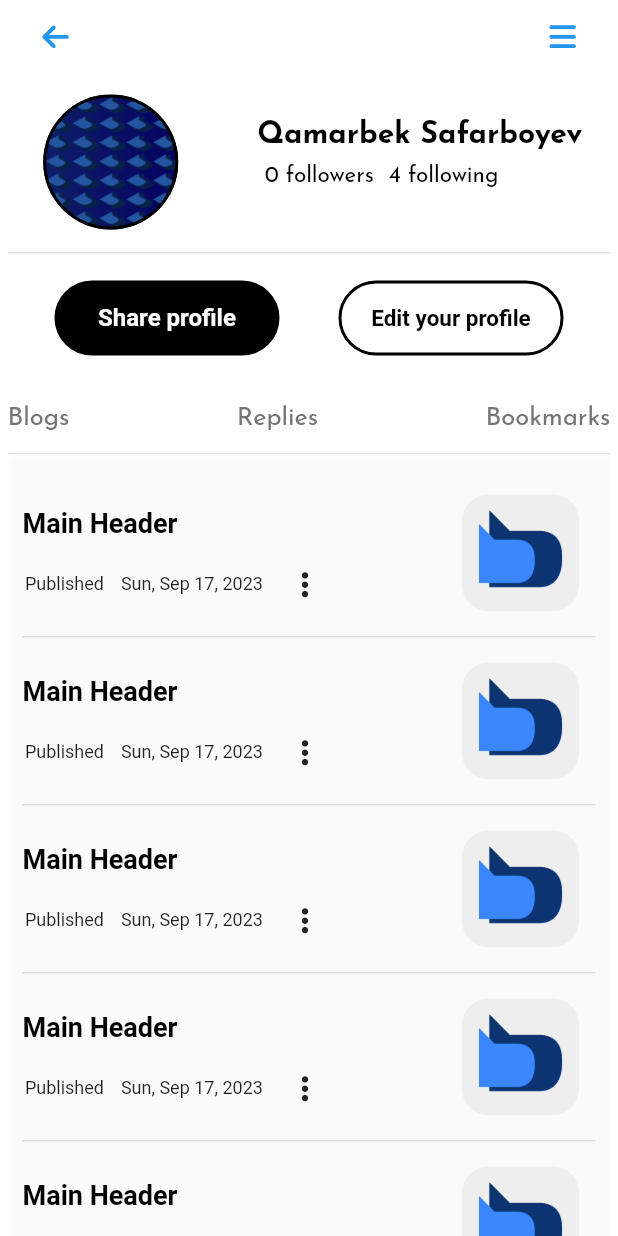
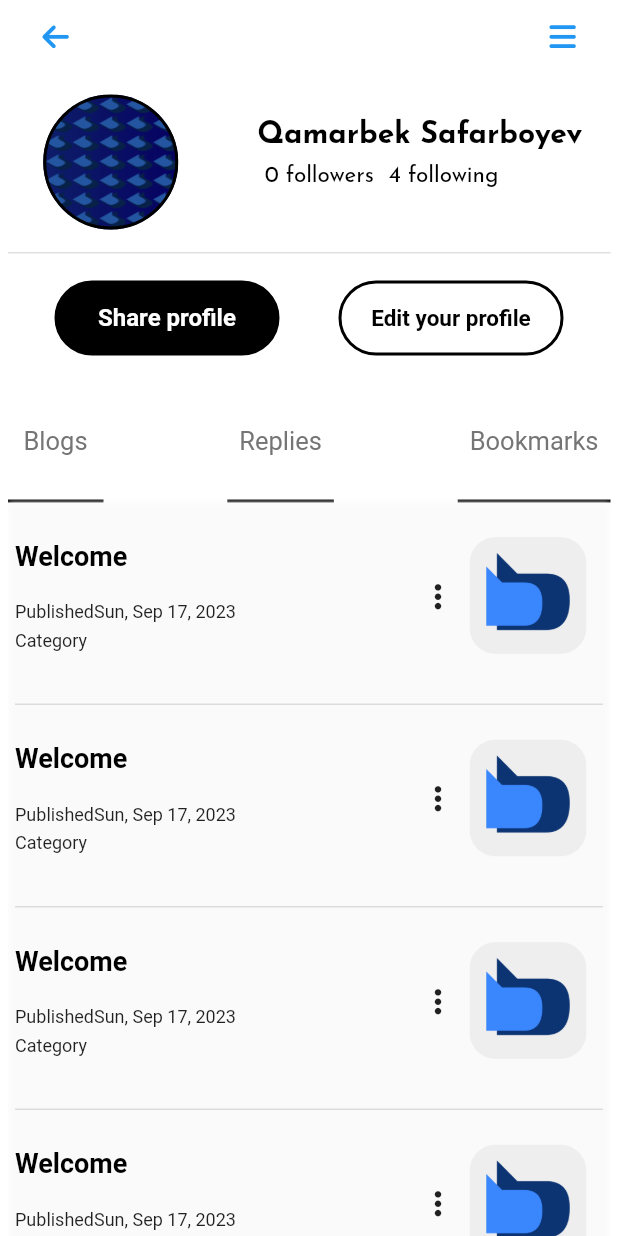
Before and after one commit to qamarbek0120/BlogBoss, a Flutter app: the ProfilePage screen opened directly, on a phone screen of 412 x 824 dp. Run offline on Flutter 3.47's test engine with Material 2 defaults, Android fonts, the phone set to English and light mode, and no system bars; our stand-ins replace bootstrap_icons, font_awesome_flutter, google_fonts; missing offline and left inert: dart:ffi.

Commit message:
Profile page

```diff
--- a/lib/constants.dart
+++ b/lib/constants.dart
@@ -1,5 +1,6 @@
 import 'dart:ui';
 import 'package:flutter/material.dart';
+import 'package:intl/intl.dart';
 
 const kTitleTextStyle = TextStyle(
   color: Colors.black,
@@ -49,3 +50,4 @@ const secondarystatusStyle = TextStyle(
 const kPrimaryColor = Color(0xff4f85f6);
 const kSecondaryColor = Color(0xff18336f);
 const kBackgroundColor = Color(0xffefefef);
+String formattedDate = DateFormat.yMMMEd().format(DateTime.now());
--- a/lib/screens/components/blogs.dart
+++ b/lib/screens/components/blogs.dart
@@ -22,11 +22,13 @@ class Blogs extends StatelessWidget {
         padding: const EdgeInsets.symmetric(vertical: 15.0),
         child: Column(
           children: [
-            Row(
+            Padding(
+              padding: const EdgeInsets.only(bottom: 10.0),
+              child: Row(
                 mainAxisAlignment: MainAxisAlignment.spaceBetween,
                 children: <Widget>[
                   Column(
-                  crossAxisAlignment: CrossAxisAlignment.start,
+                    crossAxisAlignment: CrossAxisAlignment.center,
                     children: <Widget>[
                       Padding(
                         padding: const EdgeInsets.symmetric(vertical: 10.0),
@@ -45,8 +47,10 @@ class Blogs extends StatelessWidget {
                         padding: const EdgeInsets.symmetric(vertical: 10.0),
                         child: Container(
                           width: 200,
-                        child: Row(
-                          mainAxisAlignment: MainAxisAlignment.spaceAround,
+                          child: Column(
+                            children: [
+                              Row(
+                                mainAxisAlignment: MainAxisAlignment.start,
                                 children: [
                                   Text(
                                     'Published',
@@ -56,9 +60,6 @@ class Blogs extends StatelessWidget {
                                         fontFamily: 'sans-serif'
                                     ),
                                   ),
-                            SizedBox(
-                              width: 5,
-                            ),
                                   Text(
                                     formattedDate,
                                     style: TextStyle(
@@ -67,15 +68,22 @@ class Blogs extends StatelessWidget {
                                         fontFamily: 'sans-serif'
                                     ),
                                   ),
+                                ],
+                              ),
+                              SizedBox(
+                                height: 5,
+                              ),
                               Row(
+                                mainAxisAlignment: MainAxisAlignment.start,
                                 children: [
-                                Padding(
-                                  padding: const EdgeInsets.only(left: 15.0),
-                                  child: Icon(
-                                    FontAwesomeIcons.ellipsisVertical,
-                                    size: 20,
+                                  Text(
+                                    'Category',
+                                    style: TextStyle(
+                                        fontWeight: FontWeight.normal,
+                                        fontSize: 12,
+                                        fontFamily: 'sans-serif'
                                     ),
-                                ),
+                                  )
                                 ],
                               )
                             ],
@@ -83,6 +91,15 @@ class Blogs extends StatelessWidget {
                         ),
                       )
                     ],
+                  ),
+                  Row(
+                    children: <Widget>[
+                      Padding(
+                        padding: const EdgeInsets.only(left: 15.0),
+                        child: Icon(
+                          FontAwesomeIcons.ellipsisVertical,
+                          size: 20,
+                        ),
                       ),
                       Container(
                         width: 100,
@@ -96,6 +113,10 @@ class Blogs extends StatelessWidget {
                         ),
                       ),
                     ],
+                  )
+
+                ],
+              ),
             ),
           ],
         ),
--- a/lib/screens/components/essentials.dart
+++ b/lib/screens/components/essentials.dart
@@ -1,20 +1,120 @@
+import 'package:boss_blog/screens/components/blogs.dart';
 import 'package:flutter/material.dart';
 import 'package:boss_blog/constants.dart';
-class Essentials extends StatelessWidget {
-  Essentials({required this.text});
-  final String text;
+import 'package:boss_blog/screens/components/blogs.dart';
+
+
+
+
+class PageOne extends StatelessWidget {
+  const PageOne({super.key});
+
 
   @override
   Widget build(BuildContext context) {
     return Container(
+      child: SingleChildScrollView(scrollDirection: Axis.vertical,
+        child: Padding(
+          padding: const EdgeInsets.symmetric(horizontal: 5.0),
+          child: Column(
+            children: <Widget>[
+              Blogs(
+                formattedDate: formattedDate,
+                header: 'Welcome',
+                image: 'images/logo1.png',
+              ),
+              Blogs(
+                formattedDate: formattedDate,
+                header: 'Welcome',
+                image: 'images/logo1.png',
+              ),
+              Blogs(
+                formattedDate: formattedDate,
+                header: 'Welcome',
+                image: 'images/logo1.png',
+              ),
+              Blogs(
+                formattedDate: formattedDate,
+                header: 'Welcome',
+                image: 'images/logo1.png',
+              ),
+              Blogs(
+                formattedDate: formattedDate,
+                header: 'Welcome',
+                image: 'images/logo1.png',
+              ),
+              Blogs(
+                formattedDate: formattedDate,
+                header: 'Welcome',
+                image: 'images/logo1.png',
+              ),
+            ],
+          ),
+        ),
+      )
+
+    );
+  }
+}
+class PageTwo extends StatelessWidget {
+  const PageTwo({super.key});
+
+  @override
+  Widget build(BuildContext context) {
+    return Container(
+      alignment: Alignment.center,
+      color: Colors.red,
+      child: Text(
+        'Two',style: TextStyle(color: Colors.white, fontSize: 40),
+      ),
+    );
+  }
+}
+class PageThree extends StatelessWidget {
+  const PageThree({super.key});
+
+  @override
+  Widget build(BuildContext context) {
+    return Container(
+      alignment: Alignment.center,
+      color: Colors.green,
+      child: Text(
+        'Three',style: TextStyle(color: Colors.white, fontSize: 40),
+      ),
+    );;
+  }
+}
+
+
+
+class Essentials extends StatelessWidget {
+  Essentials({required this.text, required this.onPressed});
+  final String text;
+  final void Function()? onPressed;
+  final controller = PageController(initialPage: 0);
+
+  @override
+  Widget build(BuildContext context) {
+    return Container(
+      decoration: BoxDecoration(
+        border: Border(
+          bottom: BorderSide(
+            width: 2,
+            color: Colors.black
+          )
+        )
+      ),
       child: Padding(
         padding: const EdgeInsets.only(top: 15.0, bottom: 15.0),
+        child: TextButton(
+          onPressed: onPressed,
           child: Text(text, style: secondarystatusStyle.copyWith(
               fontSize: 17,
               fontWeight: FontWeight.normal,
               color: Colors.grey.shade600
           )),
         ),
+      ),
     );
   }
 }
--- a/lib/screens/main_pages/profile_screen.dart
+++ b/lib/screens/main_pages/profile_screen.dart
@@ -12,7 +12,14 @@ class ProfilePage extends StatefulWidget {
   @override
   State<ProfilePage> createState() => _ProfilePageState();
 }
-String formattedDate = DateFormat.yMMMEd().format(DateTime.now());
+
+int _activePage = 0;
+final List<Widget> _pages = [
+  const PageOne(),
+  const PageTwo(),
+  const PageThree()
+];
+final controller = PageController(initialPage: 0);
 
 class _ProfilePageState extends State<ProfilePage> {
   @override
@@ -142,31 +149,33 @@ class _ProfilePageState extends State<ProfilePage> {
                       ),
                     ),
                     Container(
-                      decoration: BoxDecoration(
-                          border: Border(
-                              bottom: BorderSide(
-                                  width: 1,
-                                  color: Colors.grey.shade300
-                              )
-                          )
-                      ),
                       child: Row(
                         mainAxisAlignment: MainAxisAlignment.spaceBetween,
                         children: <Widget>[
                           Essentials(
                             text: "Blogs",
+                            onPressed: (){
+                              controller.animateToPage(0, duration: Duration(milliseconds: 200,), curve: Curves.easeIn);
+                            }
                           ),
                           Essentials(
                             text: "Replies",
+                            onPressed: (){
+                              controller.animateToPage(1, duration: Duration(milliseconds: 200,), curve: Curves.easeIn);
+                            }
                           ),
                           Essentials(
                             text: "Bookmarks",
+                            onPressed: (){
+                              controller.animateToPage(2, duration: Duration(milliseconds: 200,), curve: Curves.easeIn);
+                            }
                           )
                         ],
                       ),
                     ),
                     Container(
                       width: double.infinity,
+                      height: 500,
                       decoration: BoxDecoration(
                           boxShadow: [
                             BoxShadow(
@@ -175,54 +184,7 @@ class _ProfilePageState extends State<ProfilePage> {
                             ),
                           ],
                       ),
-                      child: Padding(
-                        padding: const EdgeInsets.all(10.0),
-                        child: Container(
-                          child: SingleChildScrollView(
-                            scrollDirection: Axis.vertical,
-                            child: Column(
-                              children: <Widget>[
-                                Blogs(
-                                  formattedDate: formattedDate,
-                                  header: 'Main Header',
-                                  image: 'images/logo1.png',
-                                ),
-                                Blogs(
-                                  formattedDate: formattedDate,
-                                  header: 'Main Header',
-                                  image: 'images/logo1.png',
-                                ),
-                                Blogs(
-                                  formattedDate: formattedDate,
-                                  header: 'Main Header',
-                                  image: 'images/logo1.png',
-                                ),
-                                Blogs(
-                                  formattedDate: formattedDate,
-                                  header: 'Main Header',
-                                  image: 'images/logo1.png',
-                                ),
-                                Blogs(
-                                  formattedDate: formattedDate,
-                                  header: 'Main Header',
-                                  image: 'images/logo1.png',
-                                ),
-                                Blogs(
-                                  formattedDate: formattedDate,
-                                  header: 'Main Header',
-                                  image: 'images/logo1.png',
-                                ),
-                                Blogs(
-                                  formattedDate: formattedDate,
-                                  header: 'Main Header',
-                                  image: 'images/logo1.png',
-                                ),
-                              ],
-                            ),
-                          )
-                        ),
-
-                      ),
+                      child: Contents(),
                     )
                   ],
                 ),
@@ -235,3 +197,24 @@ class _ProfilePageState extends State<ProfilePage> {
     );
   }
 }
+
+class Contents extends StatelessWidget {
+  const Contents({
+    super.key,
+  });
+
+  @override
+  Widget build(BuildContext context) {
+    return Container(
+      width: double.infinity,
+      child: PageView(
+        controller: controller,
+        children: [
+          PageOne(),
+          PageTwo(),
+          PageThree()
+        ],
+      ),
+    );
+  }
+}
```
Lines whose indentation alone changed are shown as unchanged.
